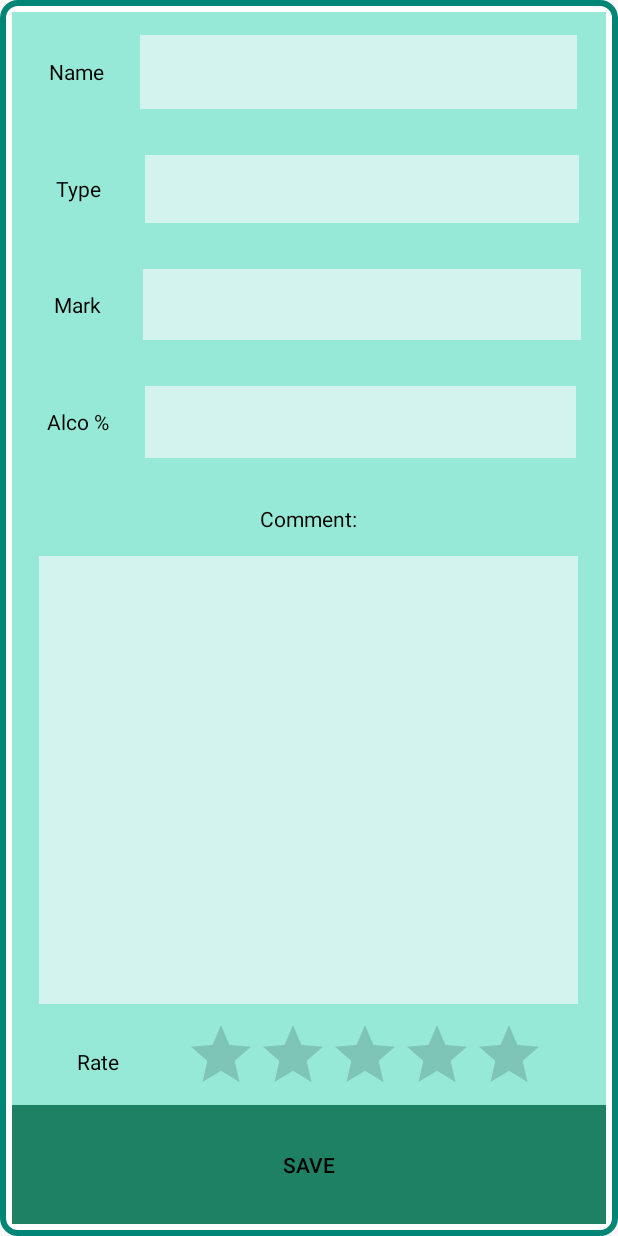
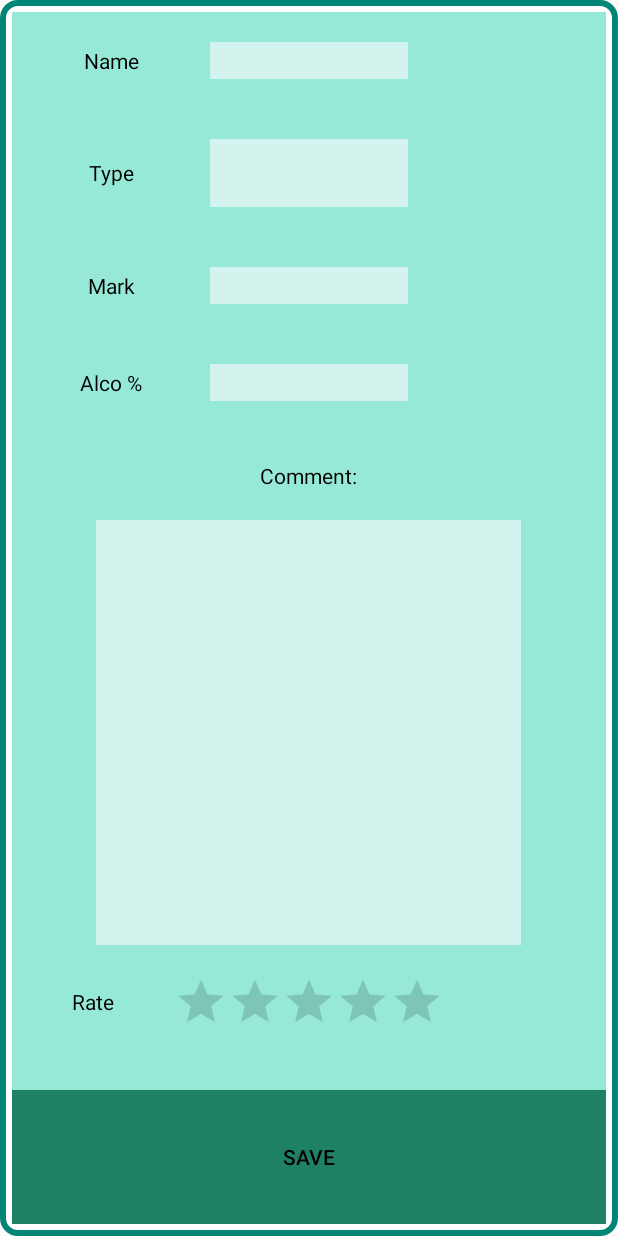
Before and after one commit to Kapibarabanka/AlcoDiary, an Android app: the layout pop_up_save_drink.xml on its own in the app's theme, with its tools: preview values and no code run, on a phone screen of 412 x 824 dp. Run offline under Robolectric (Android 15) with nearby library versions, the phone set to English and light mode, and no system bars.

Commit message:
Inproved design of one pop-up.

```diff
--- a/app/src/main/res/layout/pop_up_save_drink.xml
+++ b/app/src/main/res/layout/pop_up_save_drink.xml
@@ -33,11 +33,12 @@
                 android:layout_weight="1"
                 android:background="#96E9D6"
                 android:gravity="center"
-                android:orientation="horizontal">
+                android:orientation="horizontal"
+                android:weightSum="3">
 
             <TextView
                     android:id="@+id/nameLabel"
-                    android:layout_width="68dp"
+                    android:layout_width="0dp"
                     android:layout_height="wrap_content"
                     android:layout_weight="1"
                     android:gravity="center"
@@ -46,16 +47,16 @@
 
             <EditText
                     android:id="@+id/nameText"
-                    android:layout_width="274dp"
-                    android:layout_height="49dp"
+                    android:layout_width="0dp"
+                    android:layout_height="wrap_content"
                     android:layout_weight="1"
                     android:background="#d3f3ee"
                     android:ems="10"
                     android:inputType="textPersonName" />
 
             <Space
-                    android:layout_width="1dp"
-                    android:layout_height="2dp"
+                    android:layout_width="0dp"
+                    android:layout_height="wrap_content"
                     android:layout_weight="1" />
         </LinearLayout>
 
@@ -70,7 +71,7 @@
 
             <TextView
                     android:id="@+id/typeLabel"
-                    android:layout_width="71dp"
+                    android:layout_width="0dp"
                     android:layout_height="wrap_content"
                     android:layout_weight="1"
                     android:gravity="center"
@@ -79,13 +80,13 @@
 
             <Spinner
                     android:id="@+id/typeSpinner"
-                    android:layout_width="272dp"
+                    android:layout_width="wrap_content"
                     android:layout_height="45dp"
                     android:layout_weight="1"
                     android:background="#d3f3ee" />
 
             <Space
-                    android:layout_width="wrap_content"
+                    android:layout_width="0dp"
                     android:layout_height="wrap_content"
                     android:layout_weight="1" />
         </LinearLayout>
@@ -101,7 +102,7 @@
 
             <TextView
                     android:id="@+id/markLabel"
-                    android:layout_width="71dp"
+                    android:layout_width="0dp"
                     android:layout_height="wrap_content"
                     android:layout_weight="1"
                     android:gravity="center"
@@ -110,15 +111,15 @@
 
             <EditText
                     android:id="@+id/markText"
-                    android:layout_width="275dp"
-                    android:layout_height="47dp"
+                    android:layout_width="0dp"
+                    android:layout_height="wrap_content"
                     android:layout_weight="1"
                     android:background="#d3f3ee"
                     android:ems="10"
                     android:inputType="numberDecimal" />
 
             <Space
-                    android:layout_width="wrap_content"
+                    android:layout_width="0dp"
                     android:layout_height="wrap_content"
                     android:layout_weight="1" />
         </LinearLayout>
@@ -134,7 +135,7 @@
 
             <TextView
                     android:id="@+id/alcoLabel"
-                    android:layout_width="69dp"
+                    android:layout_width="0dp"
                     android:layout_height="wrap_content"
                     android:layout_weight="1"
                     android:gravity="center"
@@ -143,15 +144,15 @@
 
             <EditText
                     android:id="@+id/alcoText"
-                    android:layout_width="268dp"
-                    android:layout_height="48dp"
+                    android:layout_width="0dp"
+                    android:layout_height="wrap_content"
                     android:layout_weight="1"
                     android:background="#d3f3ee"
                     android:ems="10"
                     android:inputType="numberDecimal" />
 
             <Space
-                    android:layout_width="wrap_content"
+                    android:layout_width="0dp"
                     android:layout_height="wrap_content"
                     android:layout_weight="1" />
         </LinearLayout>
@@ -166,21 +167,39 @@
                 android:text="Comment:"
                 android:textColor="#000000" />
 
+        <LinearLayout
+                android:id="@+id/commentRow"
+                android:layout_width="match_parent"
+                android:layout_height="0dp"
+                android:layout_weight="7"
+                android:orientation="horizontal">
+
+            <Space
+                    android:layout_width="0dp"
+                    android:layout_height="wrap_content"
+                    android:layout_weight="1" />
+
             <EditText
                     android:id="@+id/commentText"
-                android:layout_width="359dp"
-                android:layout_height="79dp"
+                    android:layout_width="0dp"
+                    android:layout_height="match_parent"
                     android:layout_gravity="center"
-                android:layout_weight="7"
+                    android:layout_weight="5"
                     android:background="#d3f3ee"
                     android:ems="10"
                     android:gravity="top|left"
                     android:inputType="textMultiLine" />
 
             <Space
+                    android:layout_width="0dp"
+                    android:layout_height="wrap_content"
+                    android:layout_weight="1" />
+        </LinearLayout>
+
+        <Space
                 android:layout_width="match_parent"
-                android:layout_height="10dp"
-                android:layout_weight="0" />
+                android:layout_height="0dp"
+                android:layout_weight="0.5" />
 
         <TableRow
                 android:id="@+id/RateRow"
@@ -192,7 +211,7 @@
 
             <TextView
                     android:id="@+id/textView3"
-                    android:layout_width="72dp"
+                    android:layout_width="0dp"
                     android:layout_height="wrap_content"
                     android:layout_weight="1"
                     android:gravity="center"
@@ -200,18 +219,24 @@
                     android:textColor="#000000" />
 
             <RatingBar
-                    android:id="@+id/ratingBar"
-                    android:layout_width="200dp"
+                    android:id="@+id/rating"
+                    style="@style/Widget.AppCompat.RatingBar.Indicator"
+                    android:layout_width="wrap_content"
                     android:layout_height="wrap_content"
-                    android:layout_gravity="right"
-                    android:layout_weight="1"
-                    android:max="5"
-                    android:numStars="5" />
+                    android:isIndicator="true"
+                    android:numStars="5"
+                    android:stepSize="0.1" />
 
             <Space
-                    android:layout_width="37dp"
-                    android:layout_height="wrap_content" />
+                    android:layout_width="0dp"
+                    android:layout_height="wrap_content"
+                    android:layout_weight="1" />
         </TableRow>
+
+        <Space
+                android:layout_width="match_parent"
+                android:layout_height="0dp"
+                android:layout_weight="1" />
 
         <Button
                 android:id="@+id/saveButton"
```
Lines whose indentation alone changed are shown as unchanged.
